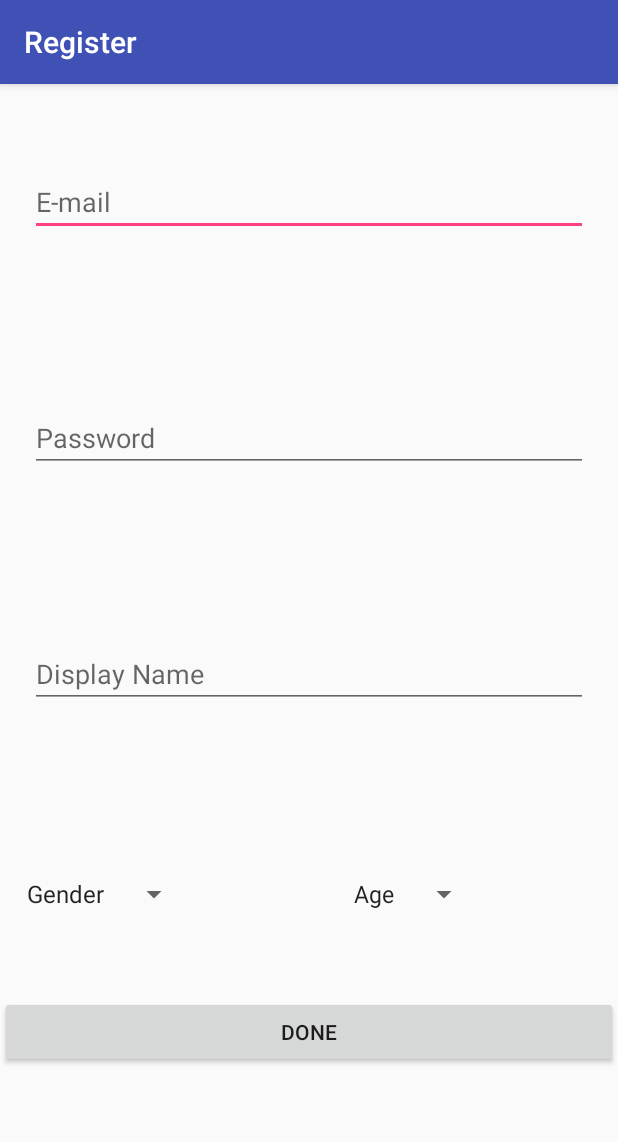
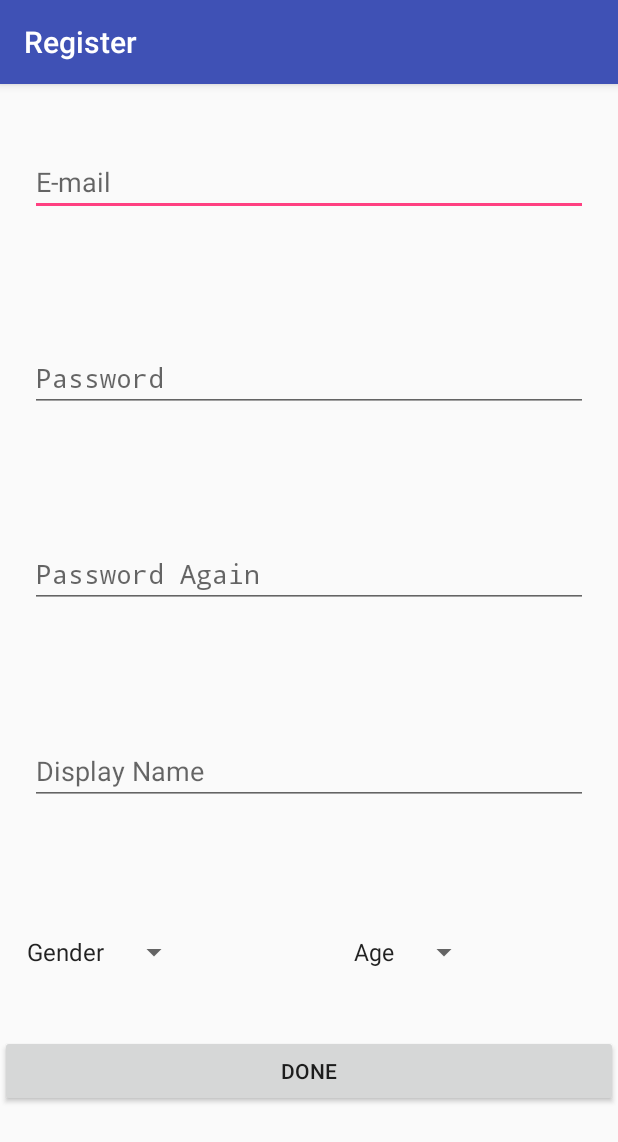
Before and after one commit to elminsterii/HangoutClientAndroid, an Android app: the RegisterPageActivity screen opened directly, with no data from a screen before it, after a tap on "DONE", on a phone screen of 412 x 824 dp. Shown: the top 1142 px of the screen. Run offline under Robolectric (Android 15) with nearby library versions, the phone set to English and light mode, and no system bars.

Commit message:
1.finish RegisterPageActivity Logic part and new Comfirm Pwd Edittext

```diff
--- a/hangoutapp/app/src/main/java/com/androidAppLogic/hangoutapp/MainFlowActivitys/RegisterPageActivity.java
+++ b/hangoutapp/app/src/main/java/com/androidAppLogic/hangoutapp/MainFlowActivitys/RegisterPageActivity.java
@@ -2,6 +2,8 @@ package com.androidAppLogic.hangoutapp.MainFlowActivitys;
 
 import android.app.Activity;
 import android.os.Bundle;
+import android.text.TextUtils;
+import android.util.Patterns;
 import android.view.View;
 import android.widget.AdapterView;
 import android.widget.Button;
@@ -14,12 +16,14 @@ import com.androidAppLogic.hangoutapp.DataStructure.BaseActivity;
 import com.androidAppLogic.hangoutapp.DataStructure.PersonAttributes;
 import com.androidAppLogic.hangoutapp.HttpConnect.Task.Abstract.AsyncResponder;
 import com.androidAppLogic.hangoutapp.HttpConnect.Task.Implement.DoPersonQueryTask;
+import com.androidAppLogic.hangoutapp.HttpConnect.Task.Implement.DoPersonRegisterTask;
 import com.androidAppLogic.hangoutapp.R;
 
 import java.util.HashMap;
 import java.util.Map;
 
 import com.androidAppLogic.hangoutapp.Tool.JsonUtils;
+import com.androidAppLogic.hangoutapp.Tool.ParserUtils;
 
 import org.json.JSONArray;
 
@@ -51,7 +55,6 @@ public class RegisterPageActivity extends BaseActivity {
 
     private String m_strGender = "";
     private String m_strAge = "";
-    private Activity mActivity;
 
 
     @Override
@@ -63,6 +66,8 @@ public class RegisterPageActivity extends BaseActivity {
 
     @Override
     protected void initView(){
+        super.initView();
+
         mEditText_Account = (EditText) findViewById(R.id.edit_account);
         mEditText_Password = (EditText) findViewById(R.id.edit_pwd);
         mEditText_Name = (EditText) findViewById(R.id.edit_name);
@@ -110,6 +115,37 @@ public class RegisterPageActivity extends BaseActivity {
         mButton_Done.setOnClickListener(new Button.OnClickListener(){
             @Override
             public void onClick(View v) {
+                if(isDataValid()){
+                    Map<String, Object> registerList = new HashMap<String, Object>();
+                    registerList.put(PersonAttributes.ATTRIBUTES_PERSON_ACCOUNT, mEditText_Account.getText().toString());
+                    registerList.put(PersonAttributes.ATTRIBUTES_PERSON_PASSWORD, mEditText_Password.getText().toString());
+                    registerList.put(PersonAttributes.ATTRIBUTES_PERSON_NAME, mEditText_Name.getText().toString());
+                    registerList.put(PersonAttributes.ATTRIBUTES_PERSON_AGE, mSpinner_Age.getSelectedItemPosition()+AGE_LIMITATION -1);
+                    registerList.put(PersonAttributes.ATTRIBUTES_PERSON_GENDER, mSpinner_Gender.getSelectedItemPosition() == 1 ? "M":"F");
+                    DoPersonRegisterTask task = new DoPersonRegisterTask(mActivity,
+                            new AsyncResponder<String>() {
+                                @Override
+                                public void onSuccess(String strResponse) {
+                                    Toast.makeText(RegisterPageActivity.this, "doRegister OK", Toast.LENGTH_SHORT).show();
+
+                                    boolean result = false;
+                                    if (ParserUtils.getValueByTag(API_RESPONSE_TAG,strResponse).contains("0")) {
+                                        result = true;
+                                        Toast.makeText(RegisterPageActivity.this, "doRegister OK", Toast.LENGTH_SHORT).show();
+                                    }
+                                    else {
+                                        result = false;
+                                        Toast.makeText(RegisterPageActivity.this, "doRegister Failed", Toast.LENGTH_SHORT).show();
+
+                                    }
+
+                                }
+                            });
+                    task.execute(registerList);
+
+                }
+
+
                 /*   DO Person Register Test
                 Map<String, Object> jsonMap1 = new HashMap<String, Object>();
                 jsonMap1.put(ATTRIBUTES_PERSON_ACCOUNT, "yoie1@gmail.com");
@@ -173,6 +209,37 @@ public class RegisterPageActivity extends BaseActivity {
         });
     }
 
+    private boolean isDataValid(){
+        boolean isValid = true;
+        if (!Patterns.EMAIL_ADDRESS.matcher(mEditText_Account.getText().toString().trim()).matches()
+                || TextUtils.isEmpty(mEditText_Account.getText().toString().trim())) {
+            Toast.makeText(mActivity, "invalid email", Toast.LENGTH_SHORT).show();
+            isValid = false;
+        }
+        if(TextUtils.isEmpty(mEditText_Password.getText().toString().trim())
+                || mEditText_Password.getText().toString().length() < 8){
+            Toast.makeText(mActivity, "invalid password", Toast.LENGTH_SHORT).show();
+            isValid = false;
+        }
+        if(TextUtils.isEmpty(mEditText_Name.getText().toString().trim())){
+            Toast.makeText(mActivity, "invalid name", Toast.LENGTH_SHORT).show();
+            isValid = false;
+        }
+        if(mSpinner_Gender.getSelectedItemPosition() == 0){
+            Toast.makeText(mActivity, "please choose your gender", Toast.LENGTH_SHORT).show();
+            isValid = false;
+        }
+        if(mSpinner_Age.getSelectedItemPosition() == 0){
+            Toast.makeText(mActivity, "please choose your age", Toast.LENGTH_SHORT).show();
+            isValid = false;
+        }
+
+
+        return isValid;
+
+
+    }
+
 
 
 
--- a/hangoutapp/app/src/main/res/layout/activity_register_page.xml
+++ b/hangoutapp/app/src/main/res/layout/activity_register_page.xml
@@ -41,10 +41,34 @@
                 android:layout_width="match_parent"
                 android:layout_height="wrap_content"
                 android:layout_gravity="center"
-                android:inputType="textPersonName"
+                android:inputType="textPassword"
                 android:hint="@string/user_data_pwd"
                 android:ems="10"/>
         </LinearLayout>
+
+    </LinearLayout>
+
+    <LinearLayout
+        android:layout_width="match_parent"
+        android:layout_height="wrap_content"
+        android:layout_weight="1">
+
+        <LinearLayout
+            android:layout_width="wrap_content"
+            android:layout_height="match_parent"
+            android:layout_weight="2">
+            <EditText
+                android:id="@+id/edit_pwd_confirm"
+                android:layout_marginLeft="20dp"
+                android:layout_marginRight="20dp"
+                android:layout_width="match_parent"
+                android:layout_height="wrap_content"
+                android:layout_gravity="center"
+                android:inputType="textPassword"
+                android:hint="@string/user_data_pwd_confirm"
+                android:ems="10"/>
+        </LinearLayout>
+
     </LinearLayout>
 
     <LinearLayout
--- a/hangoutapp/app/src/main/res/values/strings.xml
+++ b/hangoutapp/app/src/main/res/values/strings.xml
@@ -5,6 +5,7 @@
     <string name="sign_up">Register</string>
     <string name="user_data_email">E-mail</string>
     <string name="user_data_pwd">Password</string>
+    <string name="user_data_pwd_confirm">Password Again</string>
     <string name="user_data_name">Display Name</string>
     <string name="done">Done</string>
 
```
Also changed, not shown: 1 other file.
